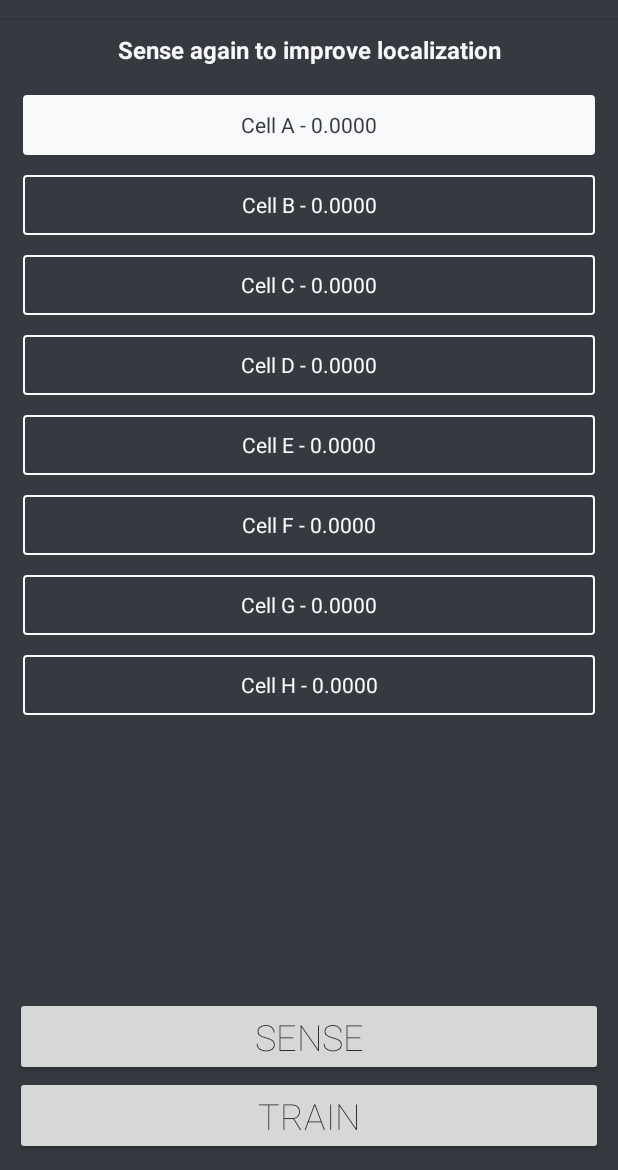
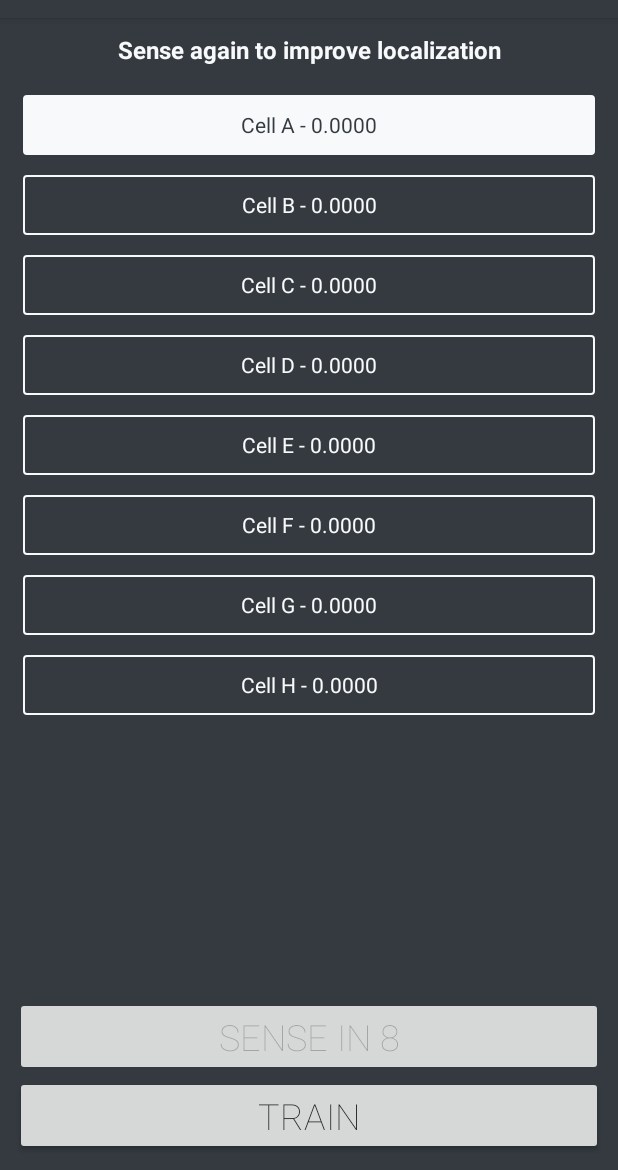
Before and after one commit to jwbambacht/smart-phone-sensing, an Android app: the screen it shows after launch (MainActivity), after a tap on "SENSE", on a phone screen of 412 x 824 dp, the part 66-1236 px from its top. Run offline under Robolectric (Android 15) with nearby library versions, the phone set to English and light mode, and no system bars; 2 statements that could not run were skipped.

Commit message:
Include a countdown timer on the sense button

```diff
--- a/BayesianLocalizationApp3/app/src/main/java/com/example/whereami/MainActivity.java
+++ b/BayesianLocalizationApp3/app/src/main/java/com/example/whereami/MainActivity.java
@@ -13,6 +13,7 @@ import android.net.wifi.WifiManager;
 import android.os.Build;
 import android.os.Bundle;
 import android.content.Intent;
+import android.os.CountDownTimer;
 import android.util.Log;
 import android.view.Gravity;
 import android.view.Menu;
@@ -99,12 +100,6 @@ public class MainActivity extends AppCompatActivity {
                         ActivityCompat.requestPermissions(MainActivity.this, new String[]{Manifest.permission.ACCESS_COARSE_LOCATION}, 1);
                     } else {
 
-                        Toast.makeText(MainActivity.this, "Sensing...", Toast.LENGTH_SHORT).show();
-
-                        if(sensingFinished) {
-                            resetSensing();
-                        }
-
                         System.out.println("PRIOR: "+Arrays.toString(prior));
                         posterior = Util.BayesianLocalization(db,prior, wifiManager, networkNames);
 
@@ -117,9 +112,24 @@ public class MainActivity extends AppCompatActivity {
                             senseLabel.setText(getResources().getString(R.string.textview_sense_again));
                             prior = posterior;
                         }
-
                         createCellGrid(leftGridLayout, cells, posterior);
 
+                        new CountDownTimer(10000, 1000) {
+                            public void onTick(long millis) {
+                                sense.setEnabled(false);
+                                sense.setText("SENSE IN " + millis / 1000);
+                            }
+
+                            public void onFinish() {
+                                sense.setEnabled(true);
+                                if(sensingFinished) {
+                                    sense.setText("RESET SENSE RESULTS");
+                                }else {
+                                    sense.setText("SENSE");
+                                }
+                            }
+
+                        }.start();
                     }
                 }
             }
@@ -203,8 +213,7 @@ public class MainActivity extends AppCompatActivity {
     }
 
      void resetSensing() {
-        prior = new double[8];
-        Arrays.fill(prior, 0.125);
+        prior = new double[]{0.125,0.125,0.125,0.125,0.125,0.125,0.125,0.125};
         sensingFinished = false;
         senseLabel.setText(getResources().getString(R.string.textview_sense_to_see));
      }
```
